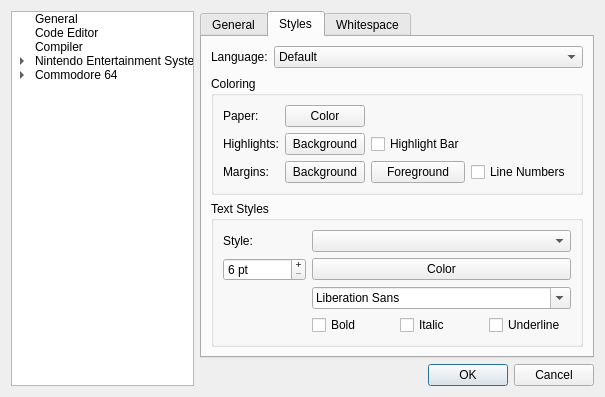
First picture: the form in apps/ide/environmentsettingsdialog.ui, repository christopherpow/nesicide, before the edit.
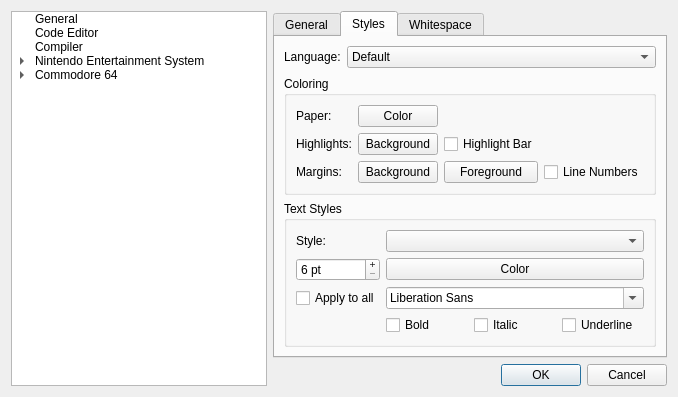
Second picture: the form after the edit. The open tabs and pages were chosen to show the change. Icons and pictures are not drawn.

Commit message: Adding apply all to lexer syntax highlight settings.

Diff of the .ui file:
```diff
--- a/apps/ide/environmentsettingsdialog.ui
+++ b/apps/ide/environmentsettingsdialog.ui
@@ -6,7 +6,7 @@
    <rect>
     <x>0</x>
     <y>0</y>
-    <width>605</width>
+    <width>637</width>
     <height>379</height>
    </rect>
   </property>
@@ -16,6 +16,12 @@
   <layout class="QGridLayout" name="gridLayout_2">
    <item row="1" column="0" rowspan="2">
     <widget class="QTreeWidget" name="treeWidget">
+     <property name="sizePolicy">
+      <sizepolicy hsizetype="Fixed" vsizetype="Expanding">
+       <horstretch>0</horstretch>
+       <verstretch>0</verstretch>
+      </sizepolicy>
+     </property>
      <property name="editTriggers">
       <set>QAbstractItemView::NoEditTriggers</set>
      </property>
@@ -371,6 +377,13 @@
                 </property>
                </widget>
               </item>
+              <item row="3" column="0">
+               <widget class="QCheckBox" name="applyAll">
+                <property name="text">
+                 <string>Apply to all</string>
+                </property>
+               </widget>
+              </item>
              </layout>
             </widget>
            </item>
```
Left out of the diff: 4 changed lines with no effect on the pictures. The commit also changes 2 other files.
